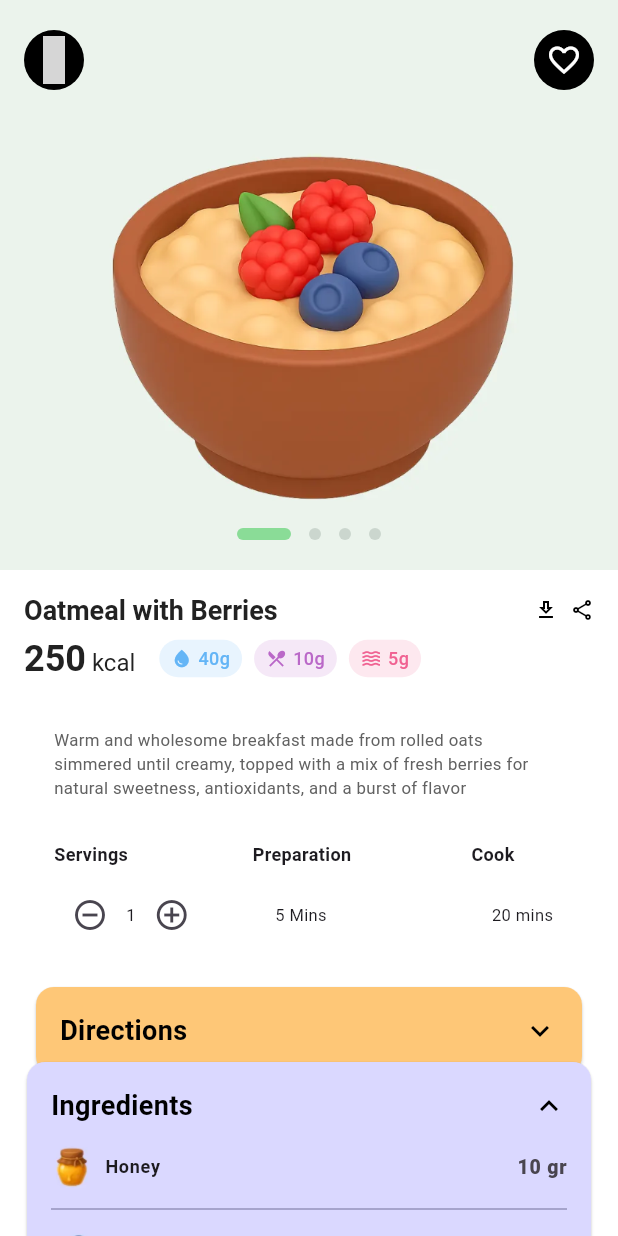
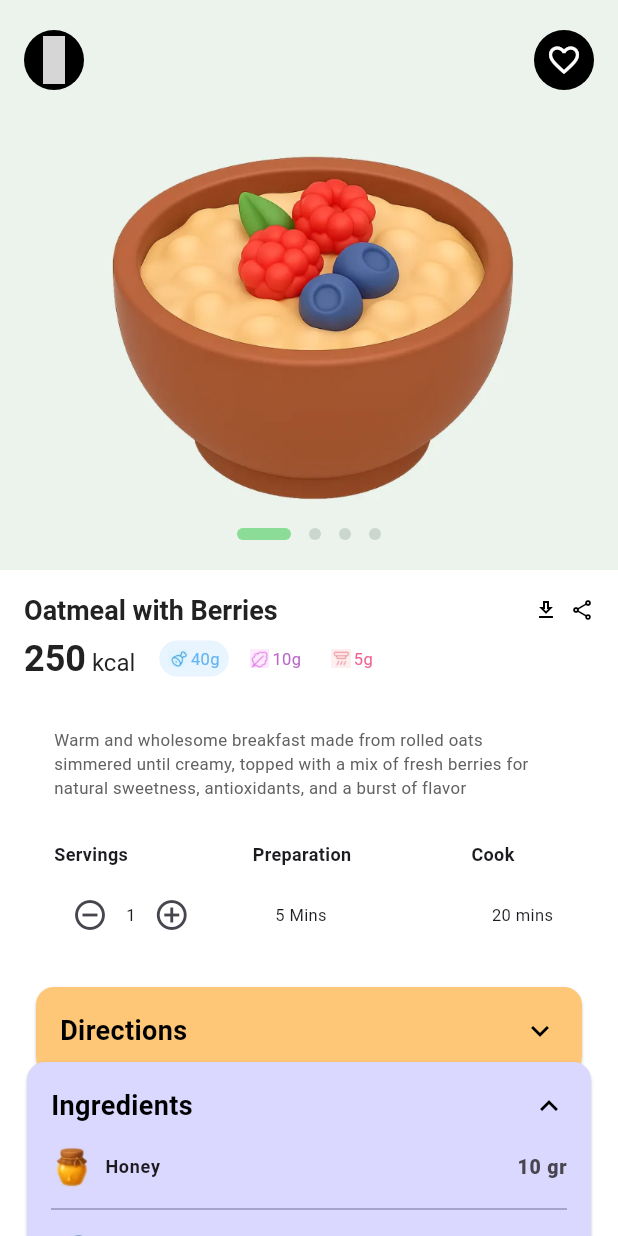
Before and after one commit to mukilan1/Ui_Yuvilabs, a Flutter app: the MealDetailPage screen opened by its route, on a phone screen of 412 x 824 dp. Run offline on Flutter 3.47's test engine with Material 3 defaults, Android fonts, the phone set to English and light mode, and no system bars; our stand-ins replace flutter_material_design_icons; grey boxes are pictures that could not be loaded.

Commit message:
Add custom macro badges with icons in meal detail
Replaces the generic _buildMacroBadge with a new _buildMacroBadgeWithIcon method that displays custom icons and images for macronutrients. Updates the UI to use these new badges for carbs, protein, and fat, and adjusts the IconButton widgets to set icon weight. This enhances the visual representation of macronutrient information in the meal detail screen.

```diff
--- a/health_diet_app/lib/screens/meal_detail.dart
+++ b/health_diet_app/lib/screens/meal_detail.dart
@@ -235,19 +235,23 @@ class _MealDetailPageState extends State<MealDetailPage> {
                     ),
                     const SizedBox(width: 16),
                     // Macronutrient Badges
-                    _buildMacroBadge(
+                    _buildMacroBadgeWithIcon(
                       Icons.water_drop,
-                      '40g',
                       AppColors.carbsBlue,
+                      '40',
                     ),
                     const SizedBox(width: 8),
-                    _buildMacroBadge(
+                    _buildMacroBadgeWithIcon(
                       Icons.restaurant_menu,
-                      '10g',
                       AppColors.proteinPurple,
+                      '10',
                     ),
                     const SizedBox(width: 8),
-                    _buildMacroBadge(Icons.waves, '5g', AppColors.fatPink),
+                    _buildMacroBadgeWithIcon(
+                      Icons.waves,
+                      AppColors.fatPink,
+                      '5',
+                    ),
                   ],
                 ),
                 const SizedBox(height: 32),
@@ -307,14 +311,18 @@ class _MealDetailPageState extends State<MealDetailPage> {
                               Row(
                                 children: [
                                   IconButton(
-                                    icon: const Icon(
+                                    icon: Icon(
                                       Icons.remove_circle_outline,
+                                      weight: 200,
                                     ),
                                     onPressed: () {},
                                   ),
                                   Text('1', style: TextStyle(fontSize: 11)),
                                   IconButton(
-                                    icon: const Icon(Icons.add_circle_outline),
+                                    icon: Icon(
+                                      Icons.add_circle_outline,
+                                      weight: 200,
+                                    ),
                                     onPressed: () {},
                                   ),
                                 ],
@@ -517,6 +525,45 @@ class _MealDetailPageState extends State<MealDetailPage> {
     );
   }
 
+  Widget _buildMacroBadgeWithIcon(IconData icon, Color color, String value) {
+    String imagePath;
+    if (icon == Icons.water_drop) {
+      imagePath = 'assets/Chicken_g.png';
+    } else if (icon == Icons.restaurant_menu) {
+      imagePath = 'assets/Leaf_g.png';
+    } else if (icon == Icons.waves) {
+      imagePath = 'assets/Vapour_g.png';
+    } else {
+      // fallback
+      return Icon(icon, size: 12, color: color);
+    }
+
+    return Container(
+      padding: const EdgeInsets.symmetric(horizontal: 6, vertical: 4),
+      decoration: icon == Icons.water_drop
+          ? BoxDecoration(
+              color: color.withOpacity(0.15),
+              borderRadius: BorderRadius.circular(12),
+            )
+          : null,
+      child: Row(
+        mainAxisSize: MainAxisSize.min,
+        children: [
+          Image.asset(imagePath, width: 13, height: 13, fit: BoxFit.contain),
+          const SizedBox(width: 2),
+          Text(
+            '${value}g',
+            style: TextStyle(
+              fontSize: 11,
+              fontWeight: FontWeight.normal,
+              color: color,
+            ),
+          ),
+        ],
+      ),
+    );
+  }
+
   Widget _buildIngredientsSectionContent() {
     return Padding(
       padding: const EdgeInsets.symmetric(
```
